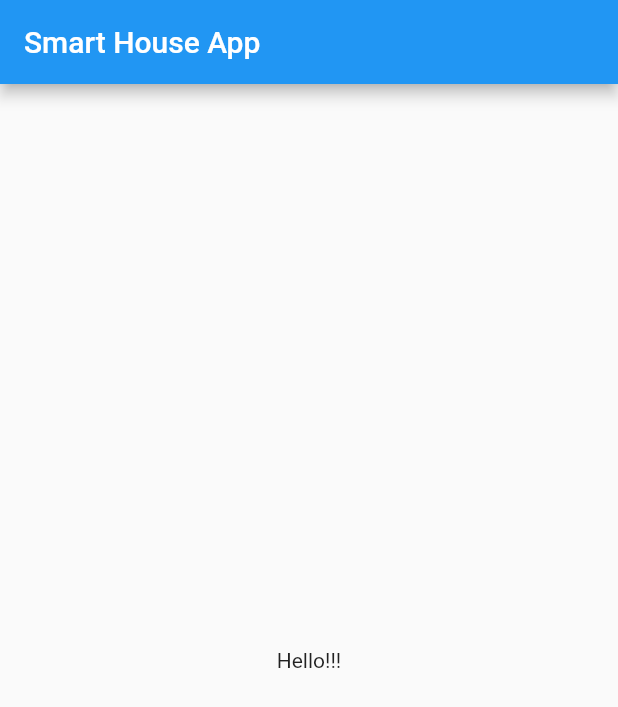
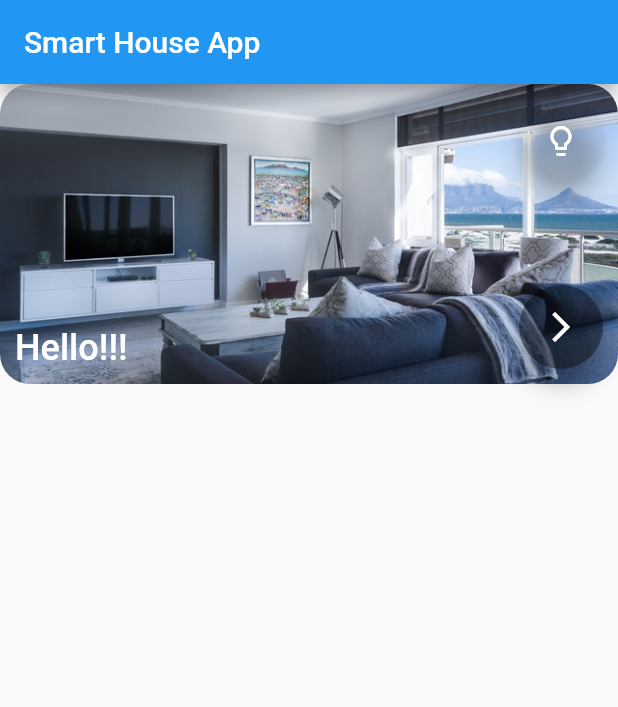
Before and after one commit to gdglapaz/FlutterStudyJam-2019, a Flutter app: the screen it shows after launch, on a phone screen of 412 x 824 dp. Shown: the top 707 px of the screen. Run offline on Flutter 3.47's test engine with Material 2 defaults, Android fonts, the phone set to English and light mode, and no system bars.

Commit message:
Add card room

```diff
--- a/lib/main.dart
+++ b/lib/main.dart
@@ -10,14 +10,73 @@ void main(){
             textDirection: TextDirection.ltr,
           ),
         ),
-        body: Center(
-          child: Text(
-            "Hello!!!",
-            textDirection: TextDirection.ltr,
-          ),
-        ),
+        body: CardRoom()
       ),
 
     )
   );
 }
+
+class CardRoom extends StatelessWidget {
+  @override
+  Widget build(BuildContext context) {
+    final cardTitle = Text(
+      "Hello!!!",
+      textDirection: TextDirection.ltr,
+      style: TextStyle(
+          color: Colors.white,
+          fontSize: 24.0,
+          fontWeight: FontWeight.w500
+      ),
+    );
+
+    final cardArrowFab = Positioned(
+      bottom: 10.0,
+      right: 10.0,
+      child: FloatingActionButton(
+        backgroundColor: Colors.black38,
+        child: Icon(
+          Icons.arrow_forward_ios,
+          color: Colors.white,
+        ),
+      ),
+    );
+
+    final cardLightFab = Positioned(
+      top: 10.0,
+      right: 10.0,
+      child: FloatingActionButton(
+        backgroundColor: Colors.transparent,
+        child: Icon(
+          Icons.lightbulb_outline,
+          color: Colors.white,
+        ),
+      ),
+    );
+
+    final cardContainer = Container(
+      height: 200.0,
+      decoration: BoxDecoration(
+        image: DecorationImage(
+          image: AssetImage('assets/images/pic_house.jpg'),
+          fit: BoxFit.cover
+        ),
+        borderRadius: BorderRadius.circular(20.0)
+      )
+    );
+
+
+    return Stack(
+      children: <Widget>[
+        cardContainer,
+        Positioned(
+          bottom: 10.0,
+          left: 10.0,
+          child: cardTitle,
+        ),
+        cardArrowFab,
+        cardLightFab
+      ],
+    );
+  }
+}
--- a/pubspec.yaml
+++ b/pubspec.yaml
@@ -37,8 +37,8 @@ flutter:
   uses-material-design: true
 
   # To add assets to your application, add an assets section, like this:
-  # assets:
-  #  - images/a_dot_burr.jpeg
+  assets:
+     - assets/images/pic_house.jpg
   #  - images/a_dot_ham.jpeg
 
   # An image asset can refer to one or more resolution-specific "variants", see
```
Also changed, not shown: assets/images/pic_house.jpg (added).
